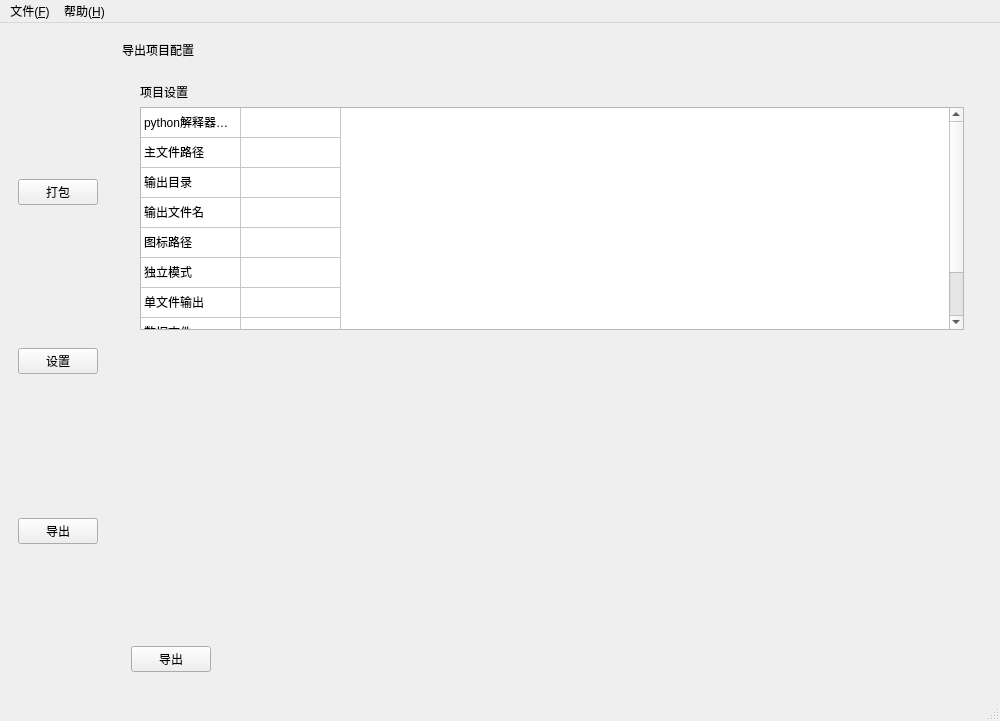
This is forms/mainwindow.ui in Redrch/NuitkaStudio as Qt 5 draws it before an edit. The edited form follows.
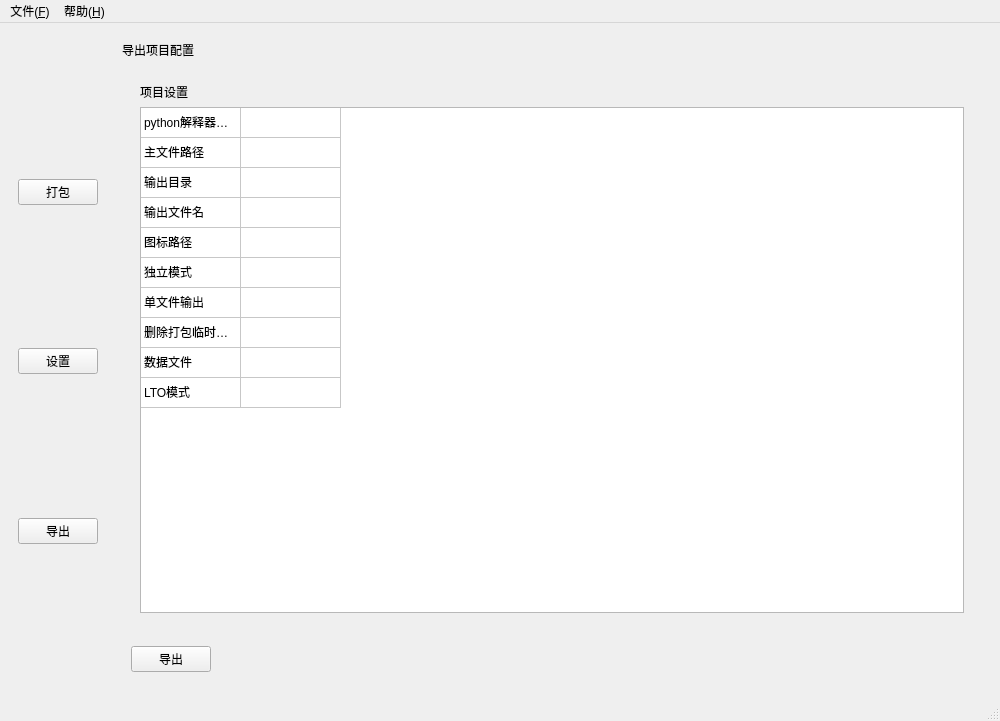
This is the edited form. The open tabs and pages were chosen to show the change. Icons and pictures are not drawn.

Commit message: 修改了导出页面的数据展示组件 增强了代码的健壮性

Patch:
```diff
--- a/forms/mainwindow.ui
+++ b/forms/mainwindow.ui
@@ -826,7 +826,7 @@
               <item>
                <widget class="QTableWidget" name="projectTable">
                 <property name="rowCount">
-                 <number>9</number>
+                 <number>10</number>
                 </property>
                 <property name="columnCount">
                  <number>2</number>
@@ -852,52 +852,88 @@
                 <row/>
                 <row/>
                 <row/>
+                <row/>
                 <column/>
                 <column/>
                 <item row="0" column="0">
                  <property name="text">
                   <string>python解释器路径</string>
                  </property>
+                 <property name="flags">
+                  <set>ItemIsSelectable|ItemIsDragEnabled|ItemIsDropEnabled|ItemIsUserCheckable|ItemIsEnabled</set>
+                 </property>
                 </item>
                 <item row="1" column="0">
                  <property name="text">
                   <string>主文件路径</string>
                  </property>
+                 <property name="flags">
+                  <set>ItemIsSelectable|ItemIsDragEnabled|ItemIsDropEnabled|ItemIsUserCheckable|ItemIsEnabled</set>
+                 </property>
                 </item>
                 <item row="2" column="0">
                  <property name="text">
                   <string>输出目录</string>
                  </property>
+                 <property name="flags">
+                  <set>ItemIsSelectable|ItemIsDragEnabled|ItemIsDropEnabled|ItemIsUserCheckable|ItemIsEnabled</set>
+                 </property>
                 </item>
                 <item row="3" column="0">
                  <property name="text">
                   <string>输出文件名</string>
                  </property>
+                 <property name="flags">
+                  <set>ItemIsSelectable|ItemIsDragEnabled|ItemIsDropEnabled|ItemIsUserCheckable|ItemIsEnabled</set>
+                 </property>
                 </item>
                 <item row="4" column="0">
                  <property name="text">
                   <string>图标路径</string>
                  </property>
+                 <property name="flags">
+                  <set>ItemIsSelectable|ItemIsDragEnabled|ItemIsDropEnabled|ItemIsUserCheckable|ItemIsEnabled</set>
+                 </property>
                 </item>
                 <item row="5" column="0">
                  <property name="text">
                   <string>独立模式</string>
                  </property>
+                 <property name="flags">
+                  <set>ItemIsSelectable|ItemIsDragEnabled|ItemIsDropEnabled|ItemIsUserCheckable|ItemIsEnabled</set>
+                 </property>
                 </item>
                 <item row="6" column="0">
                  <property name="text">
                   <string>单文件输出</string>
                  </property>
+                 <property name="flags">
+                  <set>ItemIsSelectable|ItemIsDragEnabled|ItemIsDropEnabled|ItemIsUserCheckable|ItemIsEnabled</set>
+                 </property>
                 </item>
                 <item row="7" column="0">
                  <property name="text">
-                  <string>数据文件</string>
+                  <string>删除打包临时文件</string>
+                 </property>
+                 <property name="flags">
+                  <set>ItemIsSelectable|ItemIsDragEnabled|ItemIsDropEnabled|ItemIsUserCheckable|ItemIsEnabled</set>
                  </property>
                 </item>
                 <item row="8" column="0">
                  <property name="text">
+                  <string>数据文件</string>
+                 </property>
+                 <property name="flags">
+                  <set>ItemIsSelectable|ItemIsDragEnabled|ItemIsDropEnabled|ItemIsUserCheckable|ItemIsEnabled</set>
+                 </property>
+                </item>
+                <item row="9" column="0">
+                 <property name="text">
                   <string>LTO模式</string>
                  </property>
+                 <property name="flags">
+                  <set>ItemIsSelectable|ItemIsDragEnabled|ItemIsDropEnabled|ItemIsUserCheckable|ItemIsEnabled</set>
+                 </property>
                 </item>
                </widget>
               </item>
@@ -907,19 +943,6 @@
           </layout>
          </widget>
         </item>
-        <item>
-         <spacer name="verticalSpacer_8">
-          <property name="orientation">
-           <enum>Qt::Vertical</enum>
-          </property>
-          <property name="sizeHint" stdset="0">
-           <size>
-            <width>20</width>
-            <height>40</height>
-           </size>
-          </property>
-         </spacer>
-        </item>
         <item>
          <widget class="QWidget" name="widget_11" native="true">
           <layout class="QHBoxLayout" name="horizontalLayout_23">
```
Left out of the diff: 2 changed lines with no effect on the pictures. The commit also changes 7 other files.
